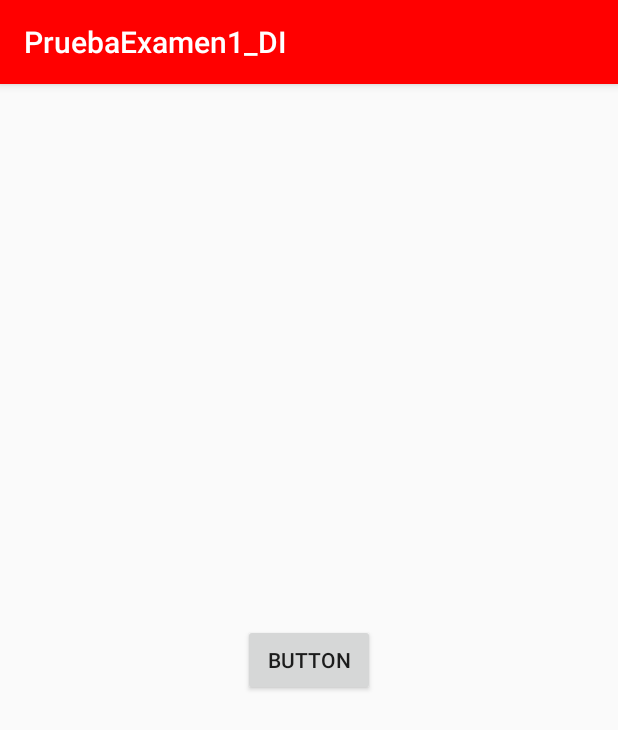
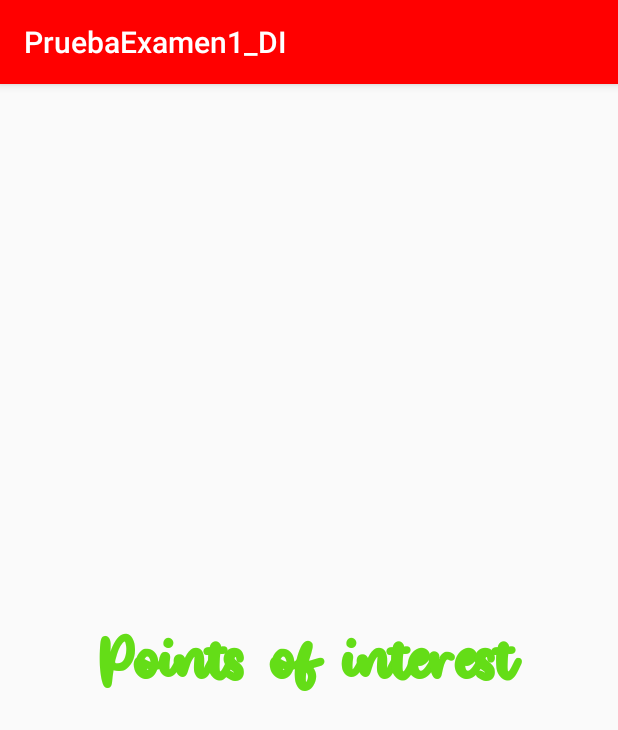
Before and after one commit to JulenR14/DI, an Android app: the SecondActivity screen opened directly, with no data from a screen before it, on a phone screen of 412 x 824 dp. Shown: the top 730 px of the screen. Run offline under Robolectric (Android 15) with nearby library versions, the phone set to English and light mode, and no system bars.

Commit message:
Voy por el ejercicio 2

```diff
--- a/Actividades-Resueltas/PruebaExamen1_DI/app/src/main/res/layout/activity_second.xml
+++ b/Actividades-Resueltas/PruebaExamen1_DI/app/src/main/res/layout/activity_second.xml
@@ -7,13 +7,37 @@
     android:theme="@style/Theme.PruebaExamen1_DI_NoActionBar"
     tools:context=".SecondActivity">
 
-    <Button
-        android:id="@+id/button"
-        android:layout_width="wrap_content"
+    <LinearLayout
+        android:layout_width="match_parent"
         android:layout_height="wrap_content"
-        android:text="Button"
+        android:orientation="vertical"
         app:layout_constraintBottom_toBottomOf="parent"
         app:layout_constraintEnd_toEndOf="parent"
         app:layout_constraintStart_toStartOf="parent"
-        app:layout_constraintTop_toTopOf="parent" />
+        app:layout_constraintTop_toTopOf="parent">
+
+
+        <TextView
+            android:id="@+id/titulo"
+            android:layout_width="match_parent"
+            android:layout_height="wrap_content"
+            android:layout_margin="50dp"
+            android:layout_weight="1"
+            android:fontFamily="@font/salty_ocean"
+            android:gravity="center"
+            android:text="Points of interest"
+            android:textColor="@color/secundaricolor"
+            android:textSize="50dp"
+            android:textStyle="bold" />
+
+        <com.google.android.material.chip.ChipGroup
+            android:layout_width="match_parent"
+            android:layout_height="match_parent"
+            android:layout_weight="1">
+
+        </com.google.android.material.chip.ChipGroup>
+
+
+    </LinearLayout>
+
 </androidx.constraintlayout.widget.ConstraintLayout>
--- a/Actividades-Resueltas/PruebaExamen1_DI/app/src/main/res/layout/item_recyclerview.xml
+++ b/Actividades-Resueltas/PruebaExamen1_DI/app/src/main/res/layout/item_recyclerview.xml
@@ -51,7 +51,7 @@
                         android:background="#4F000000"
                         android:textSize="10dp"
                         android:text="ACCEPT"
-                        android:textAlignment="textStart"
+                        android:textAlignment="center"
                         android:textColorLink="#000000" />
 
                     <Button
@@ -61,7 +61,7 @@
                         android:layout_weight="1"
                         android:textSize="10dp"
                         android:text="CANCEL"
-                        android:textAlignment="textStart"
+                        android:textAlignment="center"
                         android:backgroundTint="@color/black"
                         android:background="#4F000000"/>
                 </LinearLayout>
```
Also changed, not shown: Actividades-Resueltas/PruebaExamen1_DI/app/src/main/res/font/salty_ocean.ttf (added).
